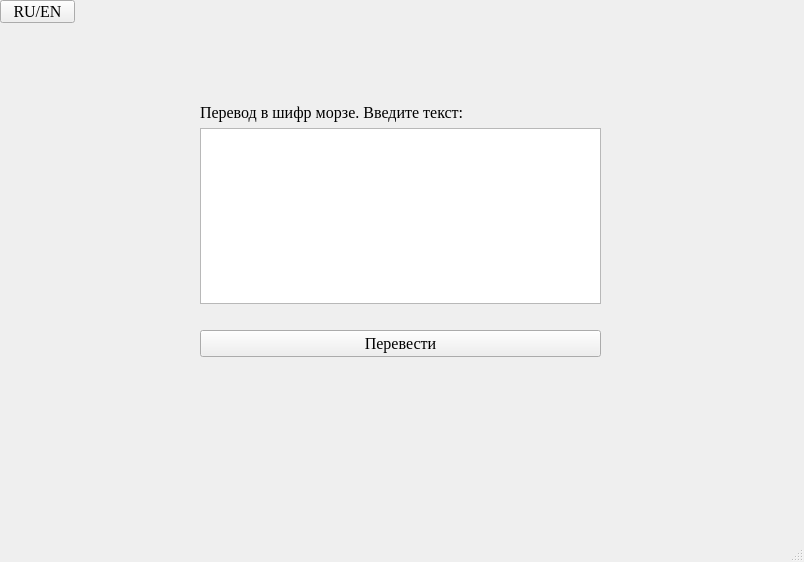
Old version of the form morze_ui.ui in the repository fuyther/code.
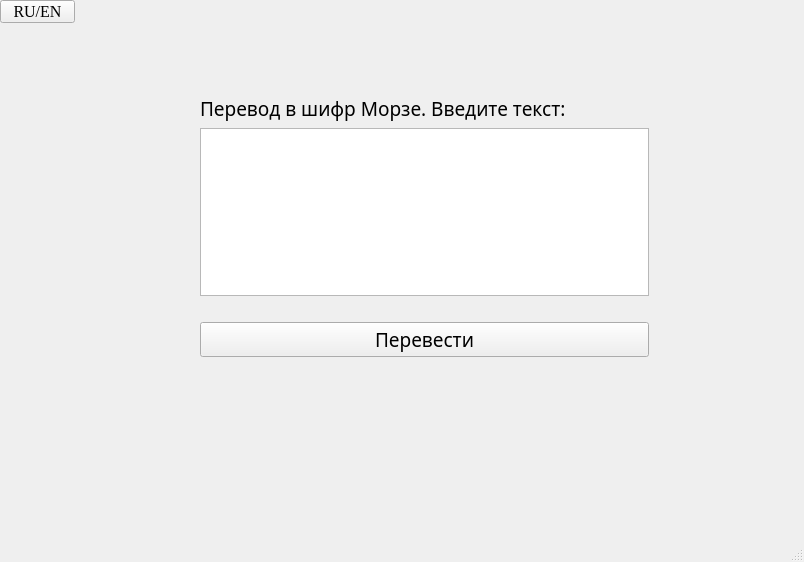
New version of the form.

Patch:
```diff
--- a/morze_ui.ui
+++ b/morze_ui.ui
@@ -28,7 +28,7 @@
      <rect>
       <x>200</x>
       <y>80</y>
-      <width>401</width>
+      <width>449</width>
       <height>321</height>
      </rect>
     </property>
@@ -48,8 +48,14 @@
      </item>
      <item>
       <widget class="QLabel" name="label">
+       <property name="font">
+        <font>
+         <family>Yandex-UI-Icons-Private</family>
+         <pointsize>14</pointsize>
+        </font>
+       </property>
        <property name="text">
-        <string>Перевод в шифр морзе. Введите текст:</string>
+        <string>Перевод в шифр Морзе. Введите текст:</string>
        </property>
       </widget>
      </item>
@@ -85,6 +91,12 @@
      </item>
      <item>
       <widget class="QPushButton" name="translate_btn">
+       <property name="font">
+        <font>
+         <family>Yandex-UI-Icons-Private</family>
+         <pointsize>14</pointsize>
+        </font>
+       </property>
        <property name="cursor">
         <cursorShape>UpArrowCursor</cursorShape>
        </property>
```
Left out of the diff: 2 changed lines with no effect on the pictures.
